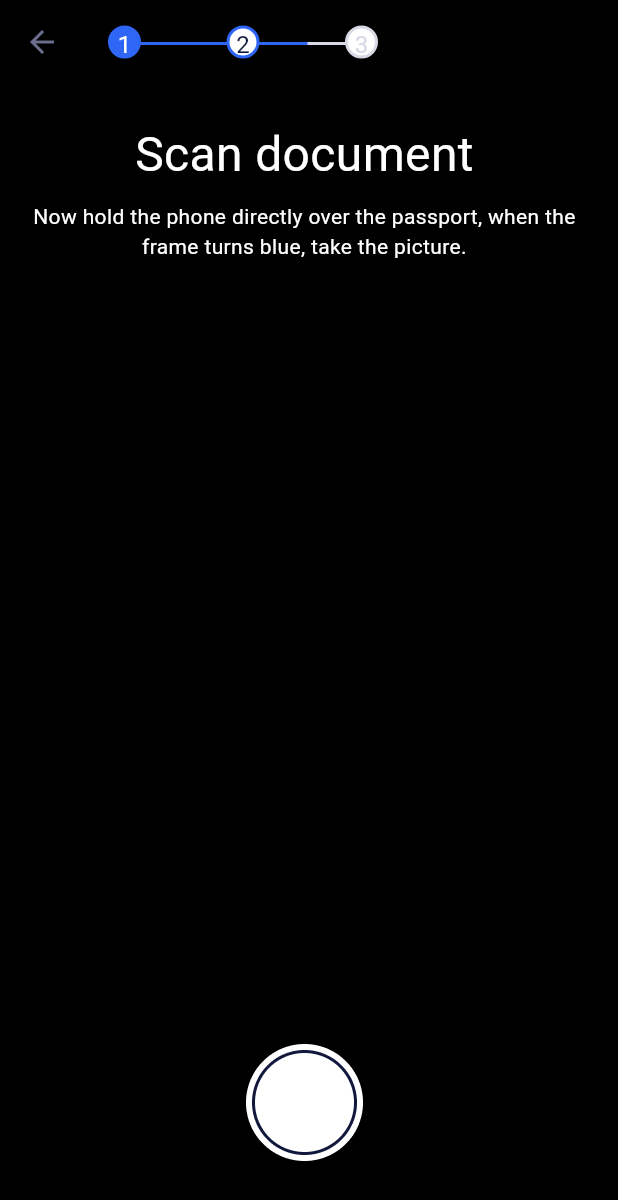
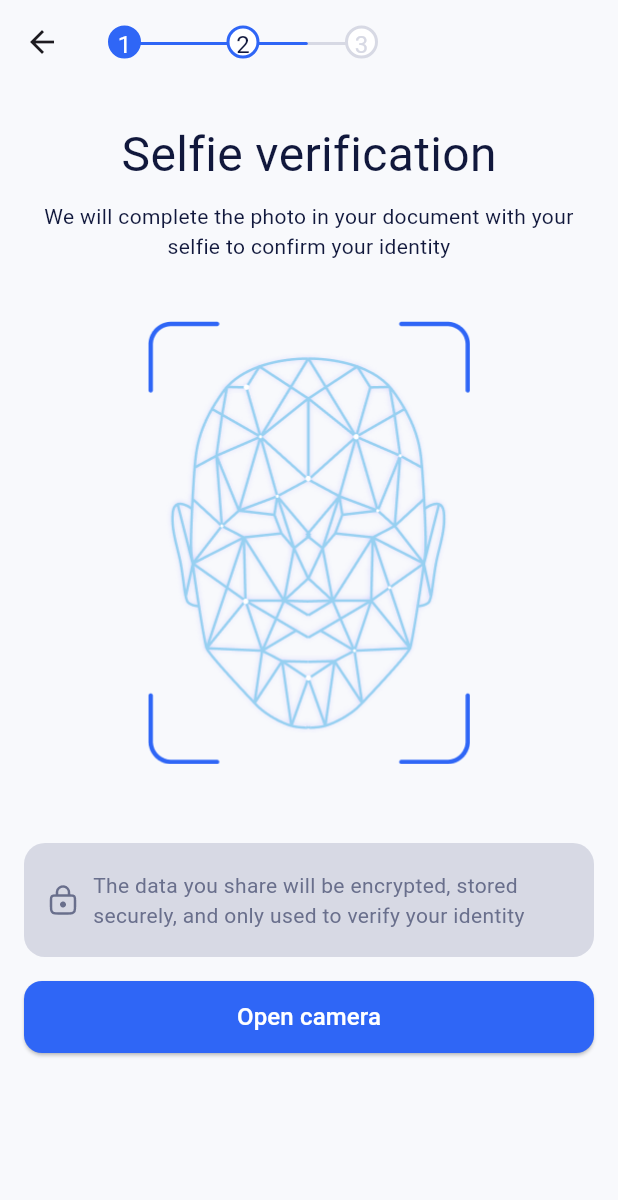
Before and after one commit to bai-93/binanceApp, a Flutter app: the screen it shows after launch, on a phone screen of 412 x 824 dp. Shown: the top 1200 px of the screen. Run offline on Flutter 3.47's test engine with Material 3 defaults, Android fonts, the phone set to English and light mode, and no system bars; our stand-ins replace adaptive_theme, bloc, dio, equatable, flutter_bloc, get_it and 6 more; generated files the repository leaves out were written again.

Commit message:
selfie verification page

```diff
--- a/lib/config/route/router.dart
+++ b/lib/config/route/router.dart
@@ -8,6 +8,7 @@ import 'package:sheker/presentation/pages/login_page/signUp/account_creation_ver
 import 'package:sheker/presentation/pages/login_page/signUp/add_mail.dart';
 import 'package:sheker/presentation/pages/login_page/signUp/letter_send.dart';
 import 'package:sheker/presentation/pages/login_page/signUp/otp/otp.dart';
+import 'package:sheker/presentation/pages/login_page/signUp/scan_documents/selfie_verification/selfie_verification.dart';
 import 'package:sheker/presentation/pages/login_page/signUp/scan_documents/take_photo_verification/take_photo_verification.dart';
 import 'package:sheker/presentation/pages/login_page/signUp/submit_documents/submit_documents.dart';
 import 'package:sheker/presentation/pages/onboarding/onboarding.dart';
@@ -32,7 +33,7 @@ class AppRouter {
 
   GoRouter configRouter() {
     GoRouter goRouter = GoRouter(
-      initialLocation: '/sign_up/take_photo_verification',
+      initialLocation: '/sign_up/selfie_verfication',
       navigatorKey: _rootNavigatorKey,
       routes: [
         GoRoute(
@@ -98,6 +99,12 @@ class AppRouter {
                 path: 'take_photo_verification',
                 builder: (context, state) {
                   return const TakePhotoVerification();
+                },
+              ),
+              GoRoute(
+                path: 'selfie_verfication',
+                builder: (context, state) {
+                  return const SelfieVerification();
                 },
               )
             ]),
--- /dev/null
+++ b/lib/presentation/pages/login_page/signUp/scan_documents/selfie_verification/selfie_verification.dart
@@ -0,0 +1,136 @@
+import 'package:flutter/material.dart';
+import 'package:sheker/config/base_widgets/base_statefull.dart';
+import 'package:sheker/config/base_widgets/base_stateless.dart';
+import 'package:sheker/uicomponent/verification_step.dart';
+import 'package:sheker/utilities/app_colors.dart';
+
+class SelfieVerification extends BaseScreen {
+  const SelfieVerification({super.key});
+
+  @override
+  State<SelfieVerification> createState() => _SelfieVerificationState();
+}
+
+class _SelfieVerificationState extends BaseScreenState<SelfieVerification>
+    with BaseScreenMixin {
+  @override
+  AppBar? typeAppbar({AppbarType type = AppbarType.none}) {
+    // TODO: implement typeAppbar
+    return super.typeAppbar(type: AppbarType.custom);
+  }
+
+  @override
+  AppBar customAppbar() {
+    return AppBar(
+      clipBehavior: Clip.hardEdge,
+      surfaceTintColor: Colors.transparent,
+      backgroundColor: AppColors.backgroundWhiteTheme,
+      title: VerificationStep(
+        0.78,
+        0.8,
+      ),
+    );
+  }
+
+  @override
+  Widget body() {
+    return Padding(
+      padding: const EdgeInsets.only(left: 16.0, right: 16.0),
+      child: Column(children: [
+        const SizedBox(height: 24.0),
+        Text(
+          'Selfie verification',
+          softWrap: true,
+          style: TextStyle(color: AppColors.text, fontSize: 32.0),
+        ),
+        const SizedBox(
+          height: 8.0,
+        ),
+        Text(
+          'We will complete the photo in your document with your selfie to confirm your identity',
+          softWrap: true,
+          textAlign: TextAlign.center,
+          style: TextStyle(color: AppColors.text, fontSize: 14.0),
+        ),
+        const SizedBox(
+          height: 40.0,
+        ),
+        SizedBox(
+          height: 297.0,
+          width: 215.0,
+          child: Stack(
+            children: [
+              Image.asset('lib/images/login/signup/autofocus_verification.png'),
+              Center(
+                child: SizedBox(
+                    width: 195.0,
+                    height: 260.0,
+                    child: Image.asset('lib/images/login/signup/objects.png')),
+              )
+            ],
+          ),
+        ),
+        const SizedBox(
+          height: 51.0,
+        ),
+        Container(
+          width: sizeOfScreen().width,
+          decoration: BoxDecoration(
+              color: AppColors.otline,
+              borderRadius: const BorderRadius.all(Radius.circular(14.0))),
+          child: Row(
+            children: [
+              const SizedBox(
+                width: 14.0,
+              ),
+              Padding(
+                padding: const EdgeInsets.only(top: 26.0, bottom: 26.0),
+                child: SizedBox(
+                    width: 24.0,
+                    height: 24.0,
+                    child:
+                        Image.asset('lib/images/login/signup/lock_light.png')),
+              ),
+              const SizedBox(
+                width: 8.0,
+              ),
+              Flexible(
+                child: Padding(
+                  padding: const EdgeInsets.only(
+                      top: 14.0, bottom: 14.0, right: 14.0),
+                  child: Text(
+                    'The data you share will be encrypted, stored securely, and only used to verify your identity',
+                    style:
+                        TextStyle(color: AppColors.secondary, fontSize: 14.0),
+                    softWrap: true,
+                    textAlign: TextAlign.left,
+                  ),
+                ),
+              )
+            ],
+          ),
+        ),
+        const SizedBox(
+          height: 16.0,
+        ),
+        SizedBox(
+          height: 48.0,
+          width: sizeOfScreen().width,
+          child: ElevatedButton(
+              onPressed: () {
+                debugPrint("Open camera");
+              },
+              style: ElevatedButton.styleFrom(
+                  backgroundColor: AppColors.onboardingPrimary,
+                  shape: const RoundedRectangleBorder(
+                      borderRadius: BorderRadius.all(Radius.circular(12.0)))),
+              child: Text(
+                'Open camera',
+                style: TextStyle(color: AppColors.surface, fontSize: 16.0),
+              )),
+        ),
+        const SizedBox(height: 98.0)
+      ]),
+    );
+  }
+}
--- a/lib/uicomponent/verification_step.dart
+++ b/lib/uicomponent/verification_step.dart
@@ -59,7 +59,7 @@ class _VerificationStepState extends State<VerificationStep>
     }
     if (widget.to == 0.99) {
       first = typeOfCircle.full;
-      second = typeOfCircle.middle;
+      second = typeOfCircle.full;
       third = typeOfCircle.middle;
     }
     if (widget.to >= 1.0) {
```
Also changed, not shown: lib/images/login/signup/1.5x/autofocus_verification.png (added), lib/images/login/signup/1.5x/objects.png (added), lib/images/login/signup/2.0x/autofocus_verification.png (added), lib/images/login/signup/2.0x/objects.png (added), lib/images/login/signup/3.0x/autofocus_verification.png (added), lib/images/login/signup/3.0x/objects.png (added), lib/images/login/signup/autofocus_verification.png (added), lib/images/login/signup/objects.png (added).
